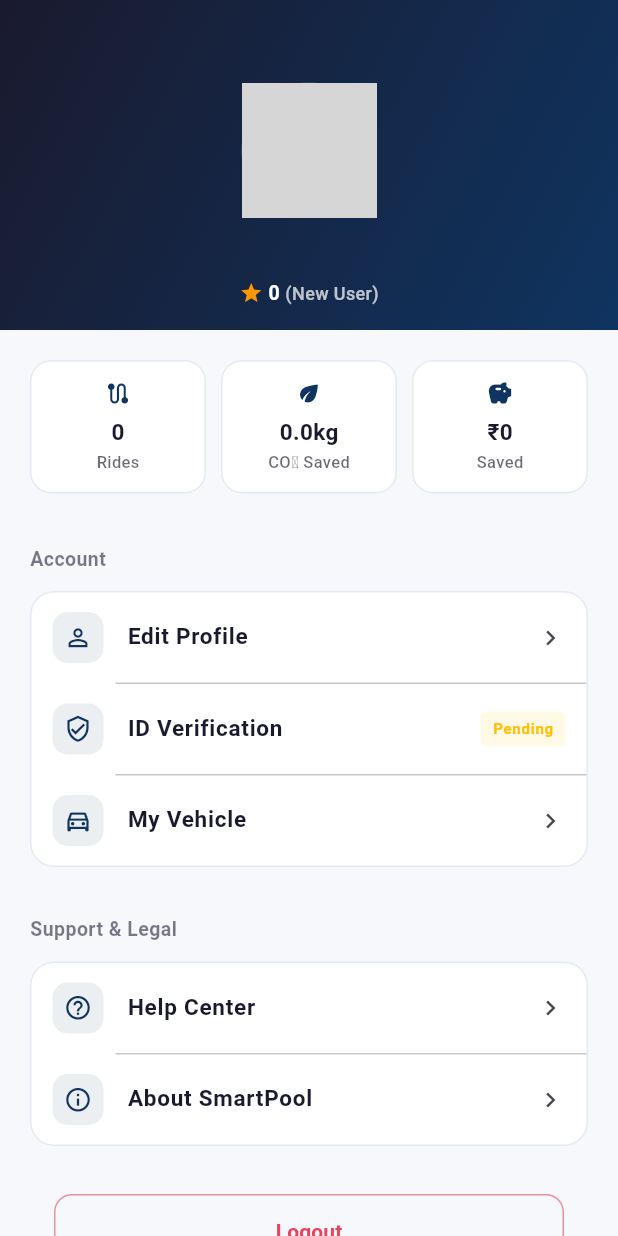
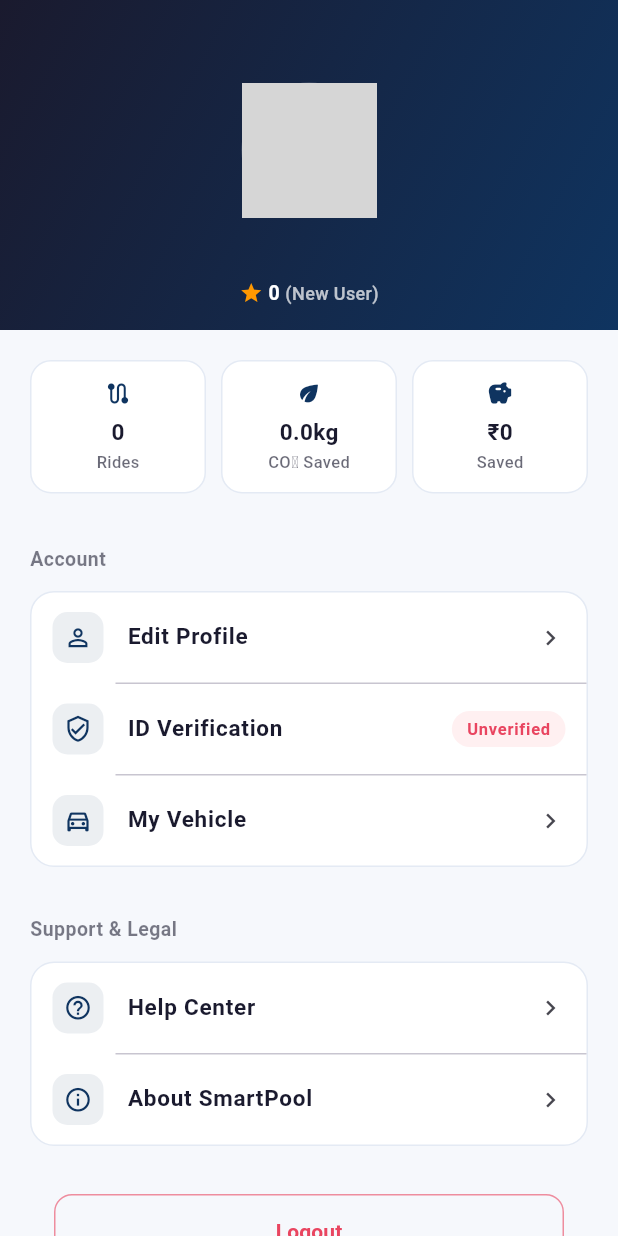
Before and after one commit to rajannishad1015/Pool-IT, a Flutter app: the ProfileScreen screen opened by its route, on a phone screen of 412 x 824 dp. Run offline on Flutter 3.47's test engine with Material 3 defaults, Android fonts, the phone set to English and light mode, and no system bars; our stand-ins replace flutter_riverpod, geolocator, go_router, google_fonts, google_maps_flutter, image_picker and 1 more; accounts and stored records are empty; network calls fail; grey boxes are pictures that could not be loaded.

Commit message:
feat: Add Rider ID Verification & Live Ride Monitoring on admin_web

```diff
--- a/apps/admin_web/package.json
+++ b/apps/admin_web/package.json
@@ -14,12 +14,15 @@
     "@supabase/ssr": "^0.5.2",
     "@supabase/supabase-js": "^2.99.1",
     "@tanstack/react-query": "^5.90.21",
+    "@types/leaflet": "^1.9.21",
     "class-variance-authority": "^0.7.1",
     "clsx": "^2.1.1",
+    "leaflet": "^1.9.4",
     "lucide-react": "^0.577.0",
     "next": "16.1.6",
     "react": "19.2.3",
     "react-dom": "19.2.3",
+    "react-leaflet": "^5.0.0",
     "recharts": "^3.8.0",
     "shadcn": "^4.0.8",
     "tailwind-merge": "^3.5.0",
--- a/apps/user_app/lib/features/profile/profile_screen.dart
+++ b/apps/user_app/lib/features/profile/profile_screen.dart
@@ -5,6 +5,7 @@ import 'package:image_picker/image_picker.dart' as image_picker;
 import '../../core/theme/app_colors.dart';
 import '../../core/providers/supabase_providers.dart';
 import '../../core/providers/profile_providers.dart';
+import 'id_verification_screen.dart';
 
 class ProfileScreen extends ConsumerWidget {
   const ProfileScreen({super.key});
@@ -29,7 +30,26 @@ class ProfileScreen extends ConsumerWidget {
                     _buildSectionTitle('Account'),
                     _buildSettingsCard([
                       _buildProfileTile(context, Icons.person_outline, 'Edit Profile'),
-                      _buildProfileTile(context, Icons.verified_user_outlined, 'ID Verification', trail: _buildPendingBadge(profile?['is_verified'] ?? false)),
+                      Consumer(builder: (context, ref, child) {
+                        final verificationStatus = ref.watch(userVerificationProvider).maybeWhen(
+                          data: (v) => v,
+                          orElse: () => 'unverified',
+                        );
+                        final isVerified = verificationStatus == 'verified';
+
+                        return _buildProfileTile(
+                          context,
+                          isVerified ? Icons.verified_user : Icons.verified_user_outlined,
+                          'ID Verification',
+                          trail: _buildStatusBadge(verificationStatus),
+                          onTap: () {
+                            Navigator.push(
+                              context,
+                              MaterialPageRoute(builder: (context) => const IdVerificationScreen()),
+                            );
+                          },
+                        );
+                      }),
                       _buildProfileTile(context, Icons.directions_car_outlined, 'My Vehicle'),
                     ]),
                     const SizedBox(height: 24),
@@ -311,7 +331,7 @@ class ProfileScreen extends ConsumerWidget {
     );
   }
 
-  Widget _buildProfileTile(BuildContext context, IconData icon, String title, {Widget? trail}) {
+  Widget _buildProfileTile(BuildContext context, IconData icon, String title, {Widget? trail, VoidCallback? onTap}) {
     return ListTile(
       contentPadding: const EdgeInsets.symmetric(horizontal: 14, vertical: 2),
       leading: Container(
@@ -331,7 +351,7 @@ class ProfileScreen extends ConsumerWidget {
         ),
       ),
       trailing: trail ?? const Icon(Icons.chevron_right, size: 20),
-      onTap: () {
+      onTap: onTap ?? () {
         ScaffoldMessenger.of(context).showSnackBar(
           SnackBar(content: Text('$title feature coming soon!')),
         );
@@ -339,18 +359,43 @@ class ProfileScreen extends ConsumerWidget {
     );
   }
 
-  Widget _buildPendingBadge(bool isVerified) {
-    if (isVerified) {
+  Widget _buildStatusBadge(String status) {
+    if (status == 'verified') {
       return Container(
-        padding: const EdgeInsets.symmetric(horizontal: 8, vertical: 4),
-        decoration: BoxDecoration(color: Colors.green.withValues(alpha: 0.1), borderRadius: BorderRadius.circular(4)),
-        child: const Text('Verified', style: TextStyle(color: Colors.green, fontSize: 10, fontWeight: FontWeight.bold)),
+        padding: const EdgeInsets.symmetric(horizontal: 10, vertical: 4),
+        decoration: BoxDecoration(
+          color: const Color(0xFFE9F9EF),
+          borderRadius: BorderRadius.circular(20),
+        ),
+        child: const Text('Verified', style: TextStyle(color: Color(0xFF17985F), fontSize: 11, fontWeight: FontWeight.bold)),
+      );
+    } else if (status == 'pending') {
+      return Container(
+        padding: const EdgeInsets.symmetric(horizontal: 10, vertical: 4),
+        decoration: BoxDecoration(
+          color: const Color(0xFFFFF7E6),
+          borderRadius: BorderRadius.circular(20),
+        ),
+        child: const Text('Pending', style: TextStyle(color: Color(0xFFF9A825), fontSize: 11, fontWeight: FontWeight.bold)),
+      );
+    } else if (status == 'rejected') {
+      return Container(
+        padding: const EdgeInsets.symmetric(horizontal: 10, vertical: 4),
+        decoration: BoxDecoration(
+          color: const Color(0xFFFFEFF1),
+          borderRadius: BorderRadius.circular(20),
+        ),
+        child: const Text('Rejected', style: TextStyle(color: AppColors.accentCoral, fontSize: 11, fontWeight: FontWeight.bold)),
       );
     }
+
     return Container(
-      padding: const EdgeInsets.symmetric(horizontal: 8, vertical: 4),
-      decoration: BoxDecoration(color: Colors.amber.withValues(alpha: 0.1), borderRadius: BorderRadius.circular(4)),
-      child: const Text('Pending', style: TextStyle(color: Colors.amber, fontSize: 10, fontWeight: FontWeight.bold)),
+      padding: const EdgeInsets.symmetric(horizontal: 10, vertical: 4),
+      decoration: BoxDecoration(
+        color: const Color(0xFFFFF0F1),
+        borderRadius: BorderRadius.circular(20),
+      ),
+      child: const Text('Unverified', style: TextStyle(color: AppColors.accentCoral, fontSize: 11, fontWeight: FontWeight.bold)),
     );
   }
 }
```
Also changed, not shown: apps/user_app/lib/core/providers/profile_providers.dart (+8 -0 lines), apps/user_app/lib/core/services/profile_service.dart (+37 -0 lines), apps/user_app/lib/core/services/storage_service.dart (+18 -0 lines), apps/user_app/lib/features/profile/id_verification_screen.dart (added, +212 -0 lines), apps/admin_web/package-lock.json, 2 other files.
